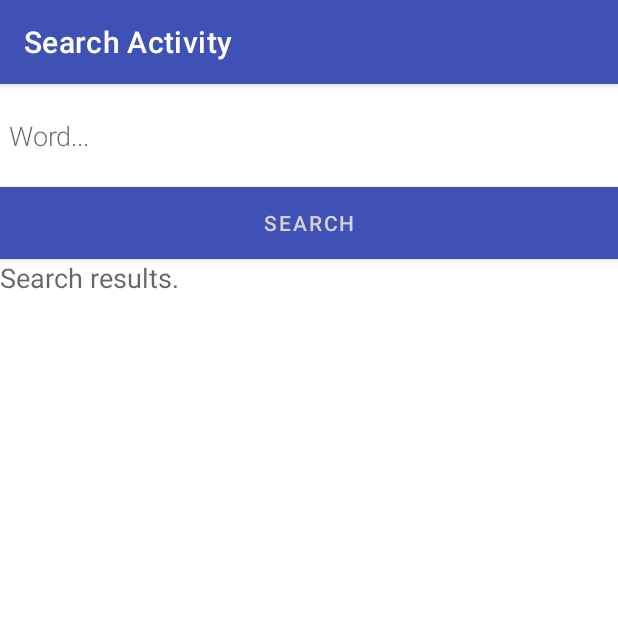
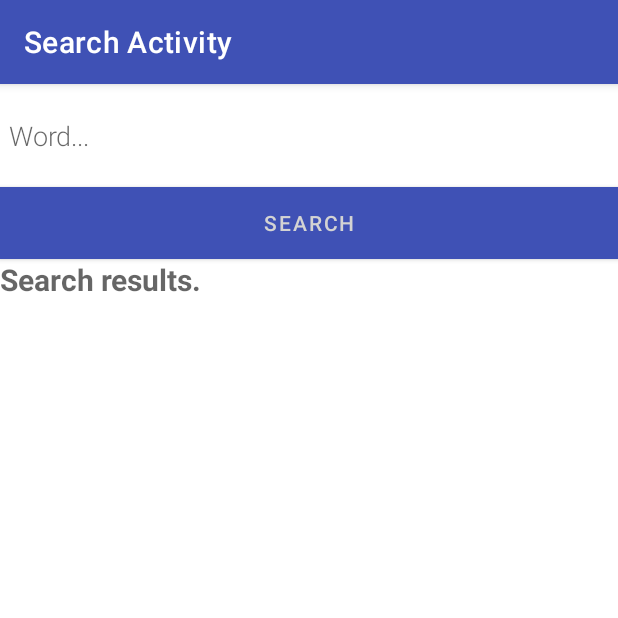
Before and after one commit to madasilva1/Searchable, an Android app: the SearchActivity screen opened directly, with no data from a screen before it, on a phone screen of 412 x 824 dp, the top half of it. Run offline under Robolectric (Android 15) with nearby library versions, the phone set to English and light mode, and no system bars.

Commit message:
textview color and style changed

```diff
--- a/app/src/main/java/com/example/wordlistsqlsearchable/SearchActivity.java
+++ b/app/src/main/java/com/example/wordlistsqlsearchable/SearchActivity.java
@@ -25,17 +25,17 @@ public class SearchActivity extends AppCompatActivity {
         super.onCreate(savedInstanceState);
         setContentView(R.layout.activity_search);
 
-        // mDB = new WordListOpenHelper(this);
+         mDB = new WordListOpenHelper(this);
 
-        //  mEditWordView = ((EditText) findViewById(R.id.search_word));
-        //  mTextView = ((TextView) findViewById(R.id.search_result));
+         mEditWordView = ((EditText) findViewById(R.id.search_word));
+         mTextView = ((TextView) findViewById(R.id.search_result));
     }
 
     // Click handler for Search button.
     public void showResult(View view) {
-        Intent intent = new Intent(getBaseContext(), DisplaySearch.class);
-        startActivity(intent);
-      /*  String word = mEditWordView.getText().toString();
+     //   Intent intent = new Intent(getBaseContext(), DisplaySearch.class);
+       // startActivity(intent);
+      String word = mEditWordView.getText().toString();
         mTextView.setText("Result for " + word + ":\n\n");
         mTextView.setMovementMethod(new ScrollingMovementMethod());
         // Search for the word in the database.
@@ -61,6 +61,5 @@ public class SearchActivity extends AppCompatActivity {
             mTextView.append(getString(R.string.no_result));
 
         }
-    }*/
     }
-}
+    }
--- a/app/src/main/res/layout/activity_search.xml
+++ b/app/src/main/res/layout/activity_search.xml
@@ -30,10 +30,12 @@
         android:id="@+id/search_result"
         android:layout_width="match_parent"
         android:layout_height="300dp"
+        android:textStyle="bold"
+        android:textColor="#00ccff"
         android:maxLines="35"
         android:minLines="1"
         android:scrollbars="vertical"
-        android:textSize="18sp"
+        android:textSize="20sp"
         android:hint="@string/search_results"/>
 
 </LinearLayout>
```
